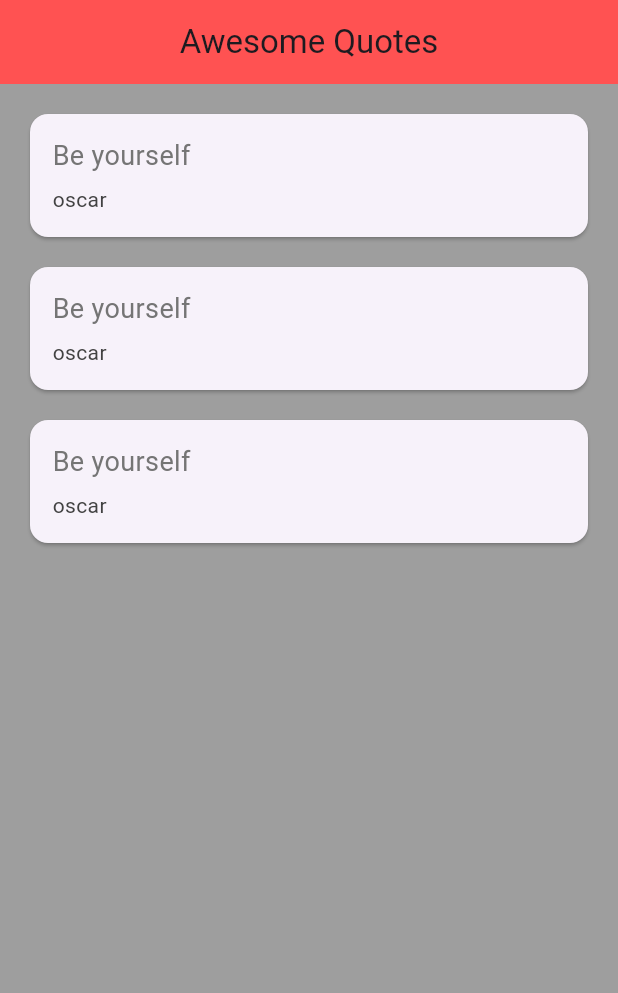
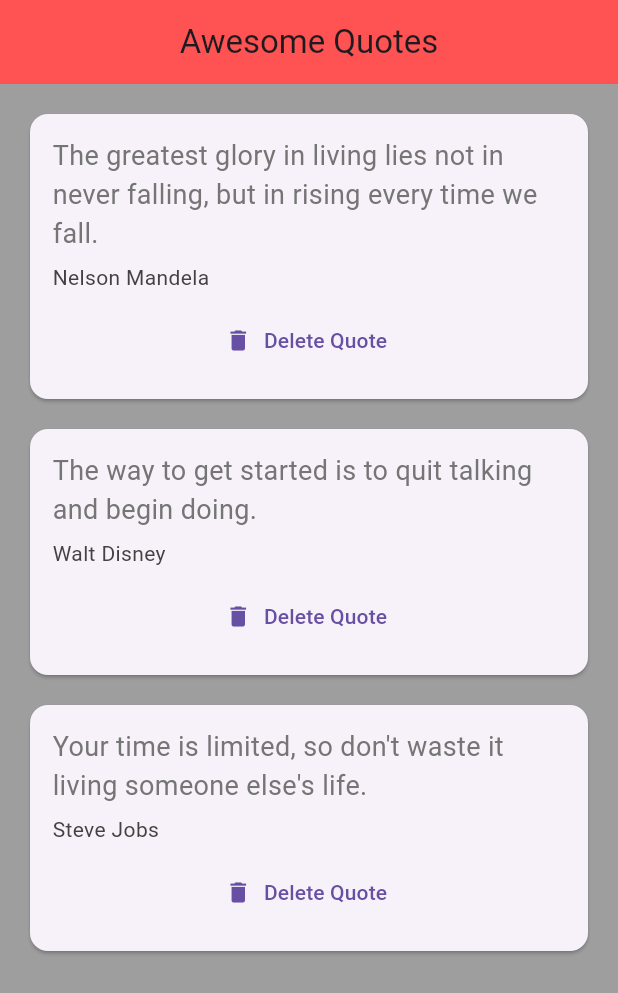
Before and after one commit to abhinav69217/flutter, a Flutter app: the screen it shows after launch, on a phone screen of 412 x 824 dp. Shown: the top 993 px of the screen. Run offline on Flutter 3.47's test engine with Material 3 defaults, Android fonts, the phone set to English and light mode, and no system bars.

Commit message:
function as parameters, delete functionality

```diff
--- a/lib/main.dart
+++ b/lib/main.dart
@@ -16,9 +16,17 @@ class QuoteList extends StatefulWidget {
 
 class _QuoteListState extends State<QuoteList> {
   List<Quote> quotes = [
-    Quote(text: "Be yourself", author: "oscar"),
-    Quote(text: "Be yourself", author: "oscar"),
-    Quote(text: "Be yourself", author: "oscar"),
+    Quote(
+        text:
+            "The greatest glory in living lies not in never falling, but in rising every time we fall.",
+        author: "Nelson Mandela"),
+    Quote(
+        text: "The way to get started is to quit talking and begin doing.",
+        author: "Walt Disney"),
+    Quote(
+        text:
+            "Your time is limited, so don't waste it living someone else's life.",
+        author: "Steve Jobs"),
   ];
 
   @override
@@ -31,7 +39,15 @@ class _QuoteListState extends State<QuoteList> {
         backgroundColor: Colors.redAccent,
       ),
       body: Column(
-        children: quotes.map((q) => QuoteCard(q: q)).toList(),
+        children: quotes
+            .map((q) => QuoteCard(
+                q: q,
+                delete: () {
+                  setState(() {
+                    quotes.remove(q);
+                  });
+                }))
+            .toList(),
       ),
     );
   }
--- a/lib/quote_card.dart
+++ b/lib/quote_card.dart
@@ -3,7 +3,9 @@ import 'quote.dart';
 
 class QuoteCard extends StatelessWidget {
   final Quote q;
-  const QuoteCard({required this.q});
+  final VoidCallback delete;
+  const QuoteCard({super.key, required this.q, required this.delete});
+
   @override
   Widget build(BuildContext context) {
     return Card(
@@ -24,6 +26,14 @@ class QuoteCard extends StatelessWidget {
               q.author,
               style: TextStyle(fontSize: 14.0, color: Colors.grey[800]),
             ),
+            const SizedBox(
+              height: 8.0,
+            ),
+            TextButton.icon(
+              onPressed: delete, // Call the delete function
+              label: const Text("Delete Quote"),
+              icon: const Icon(Icons.delete),
+            ),
           ],
         ),
       ),
```
